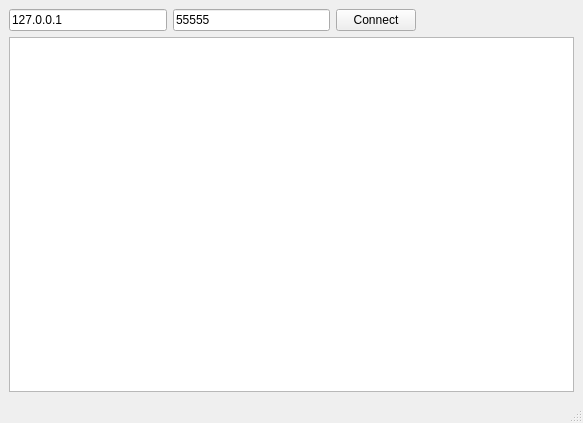
Qt form mainwindow.ui (pavolmarak/qt_ssl_client) before a commit.
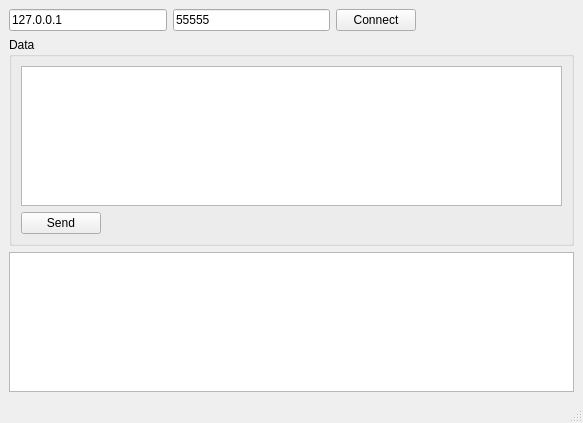
The same form after that commit.

Patch:
```diff
--- a/mainwindow.ui
+++ b/mainwindow.ui
@@ -55,6 +55,46 @@
         </item>
        </layout>
       </item>
+      <item>
+       <widget class="QGroupBox" name="groupBox">
+        <property name="title">
+         <string>Data</string>
+        </property>
+        <layout class="QVBoxLayout" name="verticalLayout_4">
+         <item>
+          <layout class="QVBoxLayout" name="verticalLayout_3">
+           <item>
+            <widget class="QTextEdit" name="textEdit"/>
+           </item>
+           <item>
+            <layout class="QHBoxLayout" name="horizontalLayout_2">
+             <item>
+              <widget class="QPushButton" name="button_send">
+               <property name="text">
+                <string>Send</string>
+               </property>
+              </widget>
+             </item>
+             <item>
+              <spacer name="horizontalSpacer_2">
+               <property name="orientation">
+                <enum>Qt::Horizontal</enum>
+               </property>
+               <property name="sizeHint" stdset="0">
+                <size>
+                 <width>40</width>
+                 <height>20</height>
+                </size>
+               </property>
+              </spacer>
+             </item>
+            </layout>
+           </item>
+          </layout>
+         </item>
+        </layout>
+       </widget>
+      </item>
       <item>
        <widget class="QTextEdit" name="log"/>
       </item>
```
